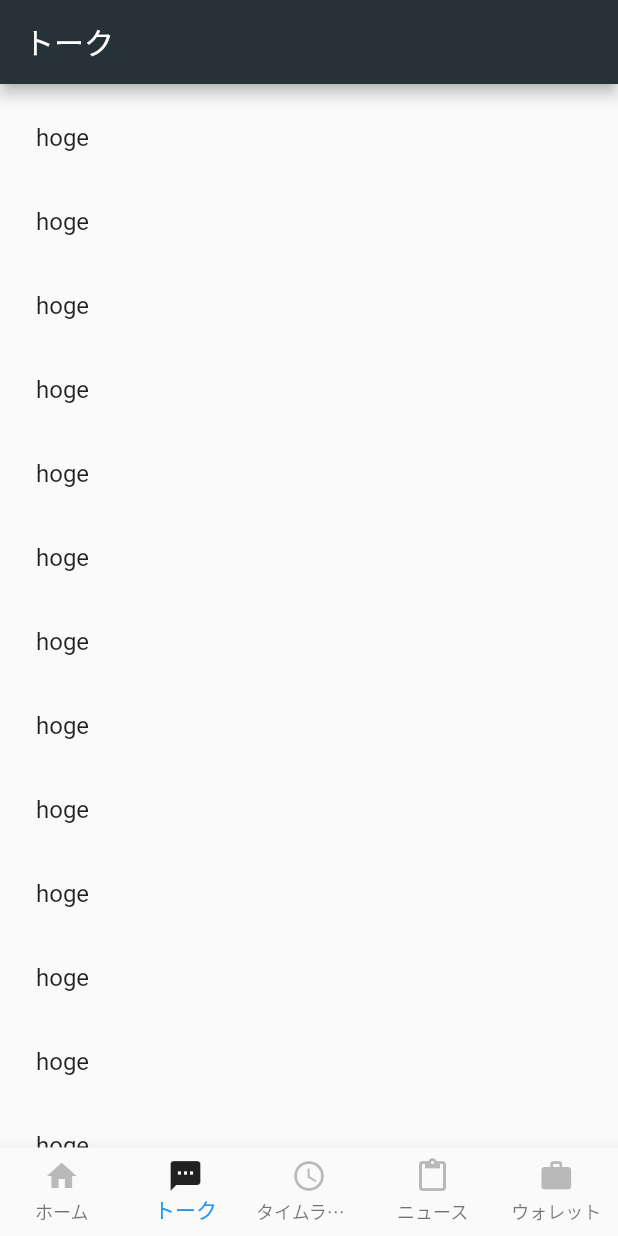
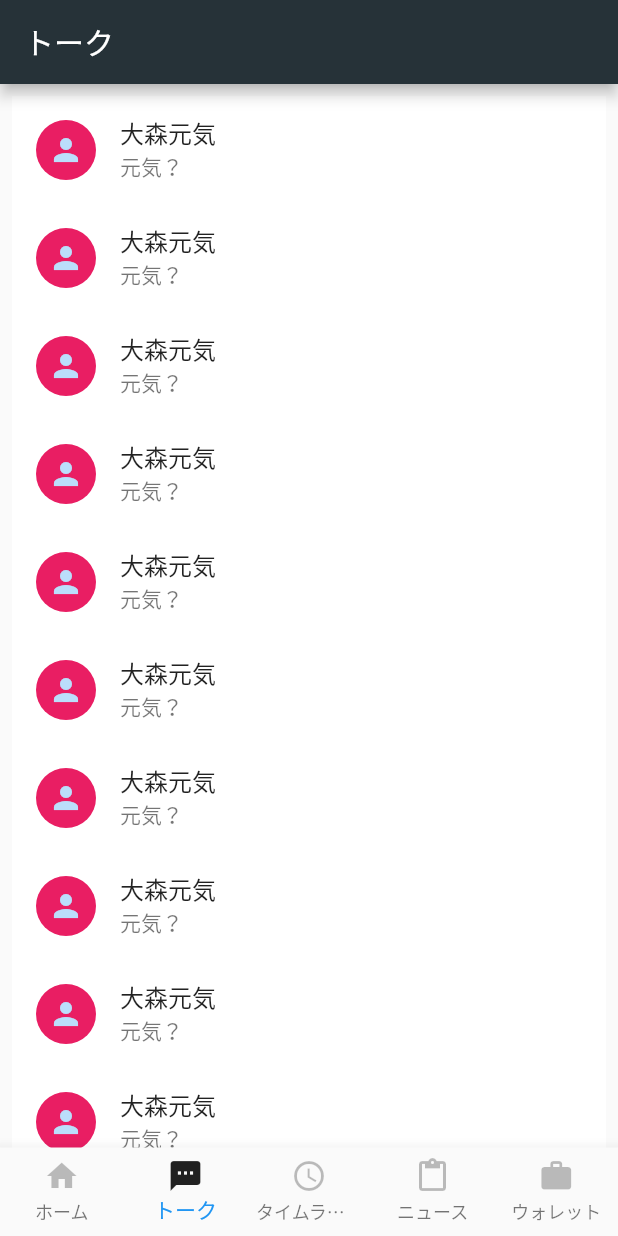
Before and after one commit to daisukesone/flutter_sample_app, a Flutter app: the screen it shows after launch, item 2 of the bottom bar chosen, on a phone screen of 412 x 824 dp. Run offline on Flutter 3.47's test engine with Material 2 defaults, Android fonts, the phone set to English and light mode, and no system bars; drawn by our look-alikes of flutter_slidable.

Commit message:
add talk list

```diff
--- /dev/null
+++ b/lib/routes/chat_route.dart
@@ -0,0 +1,14 @@
+import 'package:flutter/material.dart';
+
+class Chat extends StatelessWidget{
+  @override
+  Widget build(BuildContext context){
+    return Scaffold(
+      appBar: AppBar(
+        title: Text("チャット"),
+      ),
+      body: Center(child: Text("Chat")),
+      backgroundColor: Colors.cyan,
+    );
+  }
+}
--- a/lib/routes/talk_route.dart
+++ b/lib/routes/talk_route.dart
@@ -1,4 +1,5 @@
 import 'package:flutter/material.dart';
+import 'package:my_app/tile.dart';
 
 class Talk extends StatelessWidget{
   @override
@@ -10,26 +11,61 @@ class Talk extends StatelessWidget{
       body: ListView(
         padding: const EdgeInsets.all(8),
         children: <Widget>[
-          ListTile(title: Text("hoge")),
-          ListTile(title: Text("hoge")),
-          ListTile(title: Text("hoge")),
-          ListTile(title: Text("hoge")),
-          ListTile(title: Text("hoge")),
-          ListTile(title: Text("hoge")),
-          ListTile(title: Text("hoge")),
-          ListTile(title: Text("hoge")),
-          ListTile(title: Text("hoge")),
-          ListTile(title: Text("hoge")),
-          ListTile(title: Text("hoge")),
-          ListTile(title: Text("hoge")),
-          ListTile(title: Text("hoge")),
-          ListTile(title: Text("hoge")),
-          ListTile(title: Text("hoge")),
-          ListTile(title: Text("hoge")),
-          ListTile(title: Text("hoge")),
-          ListTile(title: Text("hoge")),
-          ListTile(title: Text("hoge")),
-          ListTile(title: Text("hoge")),
+          Tile(
+            icon: Icons.person,
+            username: "大森元気",
+            message: "元気？",
+          ),
+          Tile(
+            icon: Icons.person,
+            username: "大森元気",
+            message: "元気？",
+          ),
+          Tile(icon: Icons.person,
+            username: "大森元気",
+            message: "元気？",),
+          Tile(icon: Icons.person,
+            username: "大森元気",
+            message: "元気？",),
+          Tile(icon: Icons.person,
+            username: "大森元気",
+            message: "元気？",),
+          Tile(icon: Icons.person,
+            username: "大森元気",
+            message: "元気？",),
+          Tile(icon: Icons.person,
+            username: "大森元気",
+            message: "元気？",),
+          Tile(icon: Icons.person,
+            username: "大森元気",
+            message: "元気？",),
+          Tile(icon: Icons.person,
+            username: "大森元気",
+            message: "元気？",),
+          Tile(icon: Icons.person,
+            username: "大森元気",
+            message: "元気？",),
+          Tile(icon: Icons.person,
+            username: "大森元気",
+            message: "元気？",),
+          Tile(icon: Icons.person,
+            username: "大森元気",
+            message: "元気？",),
+          Tile(icon: Icons.person,
+            username: "大森元気",
+            message: "元気？",),
+          Tile(icon: Icons.person,
+            username: "大森元気",
+            message: "元気？",),
+          Tile(icon: Icons.person,
+            username: "大森元気",
+            message: "元気？",),
+          Tile(icon: Icons.person,
+            username: "大森元気",
+            message: "元気？",),
+          Tile(icon: Icons.person,
+            username: "大森元気",
+            message: "元気？",),
         ],
       ),
     );
--- /dev/null
+++ b/lib/tile.dart
@@ -0,0 +1,67 @@
+import 'package:flutter/material.dart';
+import 'package:flutter_slidable/flutter_slidable.dart';
+
+class Tile extends StatelessWidget{
+
+  IconData icon ;
+  String username;
+  String message;
+
+  Tile({IconData icon, String username, String message}){
+    this.icon = icon ;
+    this.username = username;
+    this.message = message;
+  }
+
+  @override
+  Widget build(BuildContext context){
+
+    return Slidable(
+      actionPane: SlidableDrawerActionPane(),
+        actionExtentRatio: 0.20,
+        child: Container(
+          color: Colors.white,
+          child: ListTile(
+            leading: CircleAvatar(
+              child: Icon(this.icon),
+              backgroundColor: Colors.pink ,
+            ),
+            title: Text(this.username),
+            subtitle: Text(this.message),
+            onTap: ()=>{},
+          ),
+        ),
+    actions: <Widget>[
+      IconSlideAction(
+        color: Colors.blue,
+        icon: Icons.flash_off,
+        onTap: ()=> {}, // _showSnackBar('Archive')
+      ),
+      IconSlideAction(
+        color: Colors.indigo,
+        icon: Icons.volume_off,
+        onTap: ()=> {}, // _showSnackBar('Share')
+      ),
+    ],
+      secondaryActions: <Widget>[
+        IconSlideAction(
+          color: Colors.black45,
+          iconWidget: Text(
+            "非表示",
+            style: TextStyle(color: Colors.white),
+          ),
+          onTap: () => {} , // _showSnackBar('More')
+        ),
+        IconSlideAction(
+          color: Colors.red,
+          iconWidget: Text(
+            "削除",
+            style: TextStyle(color: Colors.white),
+          ),
+          onTap: () => {} , // _showSnackBar('Delete')
+        )
+      ],
+    );
+    return ListTile(title: Text("hoge"),);
+  }
+}
--- a/pubspec.yaml
+++ b/pubspec.yaml
@@ -23,6 +23,8 @@ environment:
 dependencies:
   flutter:
     sdk: flutter
+
+  flutter_slidable: "^0.5.7"
 
 
   # The following adds the Cupertino Icons font to your application.
```
Also changed, not shown: pubspec.lock, 1 other file.
